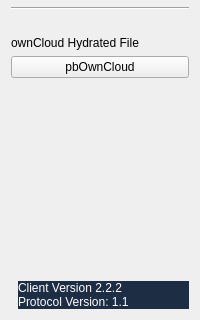
Qt form src/fileinformation.ui (dragotin/ocfm) before a commit; both pictures show x 0 to 200 and y 172 to 492 of the 200 by 492 pixel window.
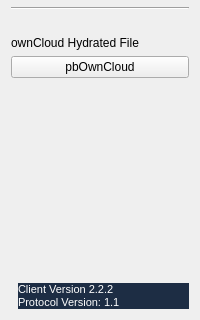
The same form after that commit. Icons and pictures are not drawn.

Commit message: Fix ownCloud info in file information window.

```diff
--- a/src/fileinformation.ui
+++ b/src/fileinformation.ui
@@ -10,18 +10,6 @@
     <height>492</height>
    </rect>
   </property>
-  <property name="minimumSize">
-   <size>
-    <width>200</width>
-    <height>0</height>
-   </size>
-  </property>
-  <property name="maximumSize">
-   <size>
-    <width>200</width>
-    <height>16777215</height>
-   </size>
-  </property>
   <property name="windowTitle">
    <string>Information</string>
   </property>
@@ -203,6 +191,11 @@
          <verstretch>0</verstretch>
         </sizepolicy>
        </property>
+       <property name="font">
+        <font>
+         <pointsize>8</pointsize>
+        </font>
+       </property>
        <property name="autoFillBackground">
         <bool>false</bool>
        </property>
```
The commit also changes 1 other file.
